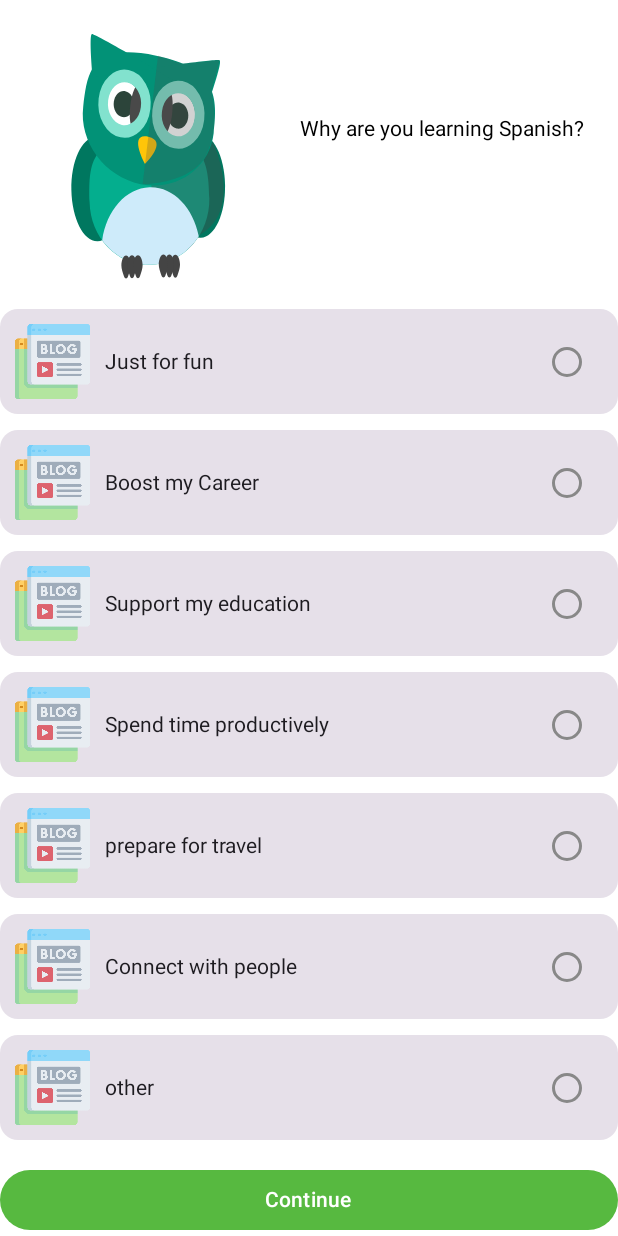
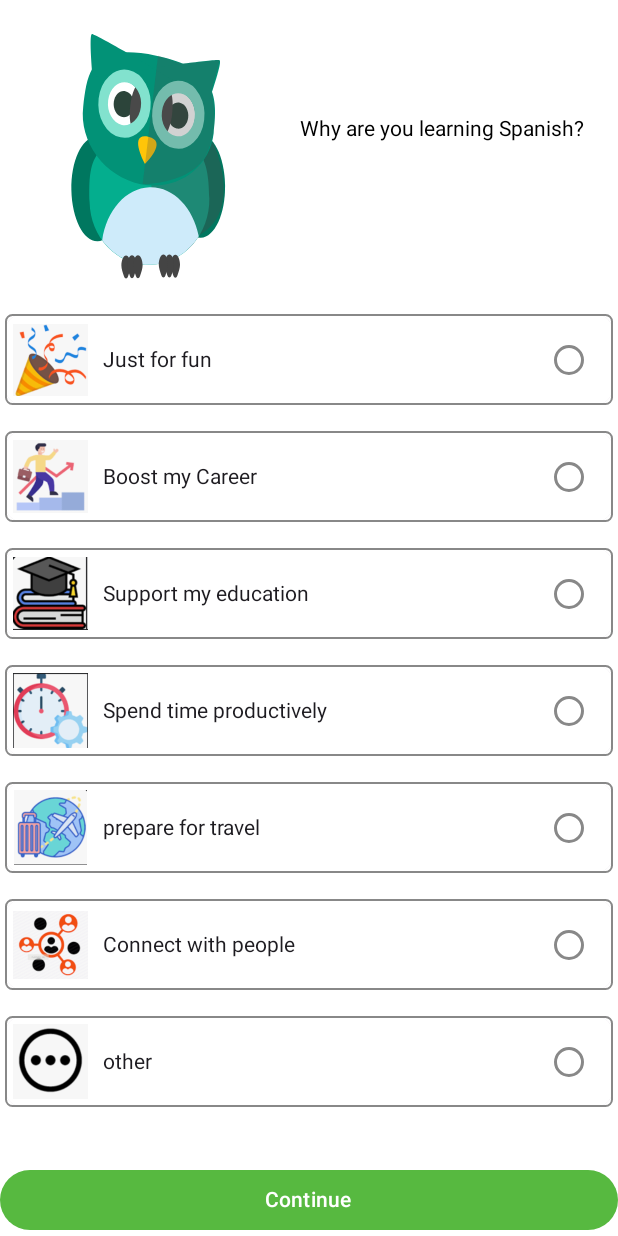
Before and after one commit to myofficework000/LearningApp, an Android app built with Jetpack Compose: the @Preview function LearningReason, on a phone screen of 412 x 824 dp. Run offline under Robolectric (Android 15) with nearby library versions, the light colour scheme and no system bars; our stand-ins replace constraintlayout-compose.

Commit message:
change features for learning reason card

```diff
--- a/app/src/main/java/com/example/learningapp/screen/LearningReasonScreen.kt
+++ b/app/src/main/java/com/example/learningapp/screen/LearningReasonScreen.kt
@@ -1,6 +1,8 @@
 package com.example.learningapp.screen
 
 import androidx.compose.foundation.Image
+import androidx.compose.foundation.background
+import androidx.compose.foundation.border
 import androidx.compose.foundation.layout.Column
 import androidx.compose.foundation.layout.Spacer
 import androidx.compose.foundation.layout.fillMaxSize
@@ -9,9 +11,9 @@ import androidx.compose.foundation.layout.height
 import androidx.compose.foundation.layout.padding
 import androidx.compose.foundation.layout.size
 import androidx.compose.foundation.layout.width
-import androidx.compose.foundation.layout.wrapContentHeight
 import androidx.compose.foundation.lazy.LazyColumn
 import androidx.compose.foundation.lazy.items
+import androidx.compose.foundation.shape.RoundedCornerShape
 import androidx.compose.material3.Button
 import androidx.compose.material3.ButtonDefaults
 import androidx.compose.material3.Card
@@ -111,16 +113,17 @@ fun LearningReason() {
             )
         }
     }
-
 }
-
 @Composable
 fun ReasonItem(reason: LearningReason) {
     val selectedOption = remember { mutableStateOf("unselected") }
-    Card {
+    Card(
+        Modifier.padding(3.dp)
+            .border(1.dp, Color.Gray, shape = RoundedCornerShape(5.dp))
+    ) {
         ConstraintLayout(
-            Modifier
-                .padding(10.dp)
+            Modifier.background(Color.White)
+                .padding(5.dp)
                 .fillMaxWidth()
         ) {
             val (ReasonImage, ReasonDescription, ReasonRadioButton) = createRefs()
@@ -169,11 +172,11 @@ fun ReasonItem(reason: LearningReason) {
 
 private fun getReasons(): List<LearningReason> =
     listOf(
-        LearningReason("Just for fun", R.drawable.blog),
-        LearningReason("Boost my Career", R.drawable.blog),
-        LearningReason("Support my education", R.drawable.blog),
-        LearningReason("Spend time productively", R.drawable.blog),
-        LearningReason("prepare for travel", R.drawable.blog),
-        LearningReason("Connect with people", R.drawable.blog),
-        LearningReason("other", R.drawable.blog)
+        LearningReason("Just for fun", R.drawable.party_icon_learn_reason),
+        LearningReason("Boost my Career", R.drawable.career_icon_learn_reason),
+        LearningReason("Support my education", R.drawable.education_icon_learn_reason),
+        LearningReason("Spend time productively", R.drawable.time_productivity_learn_reason),
+        LearningReason("prepare for travel", R.drawable.travel_icon_learn_reason),
+        LearningReason("Connect with people", R.drawable.people_network_icon_learn_reason),
+        LearningReason("other", R.drawable.other_icon_learn_reason)
     )
```
